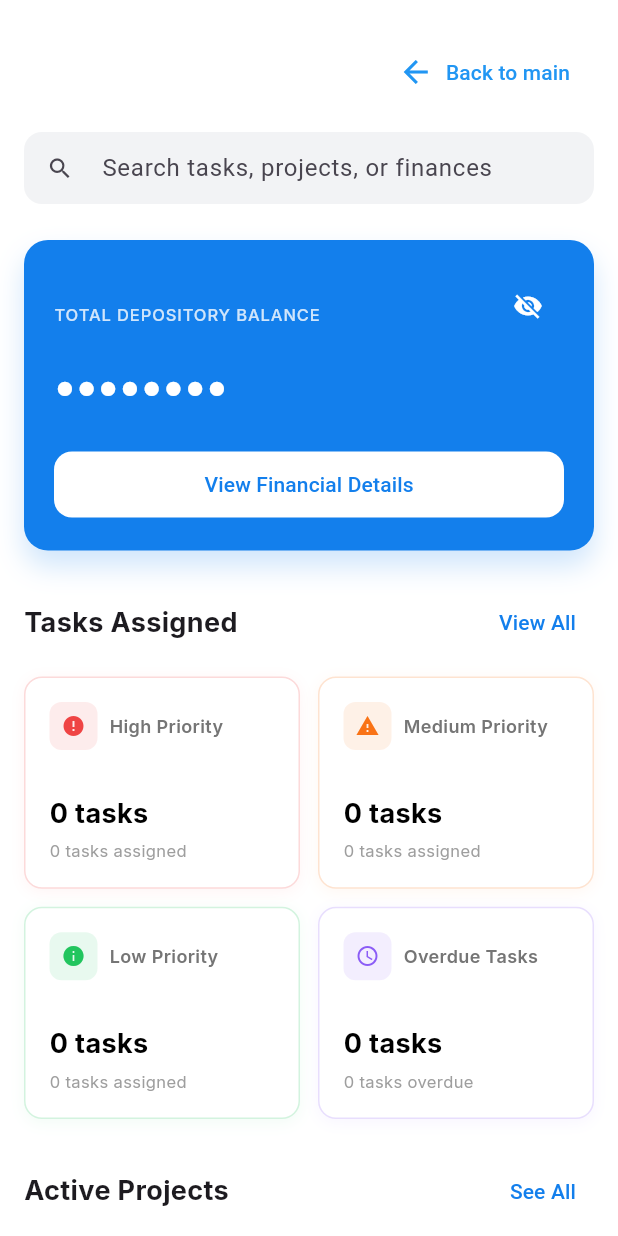
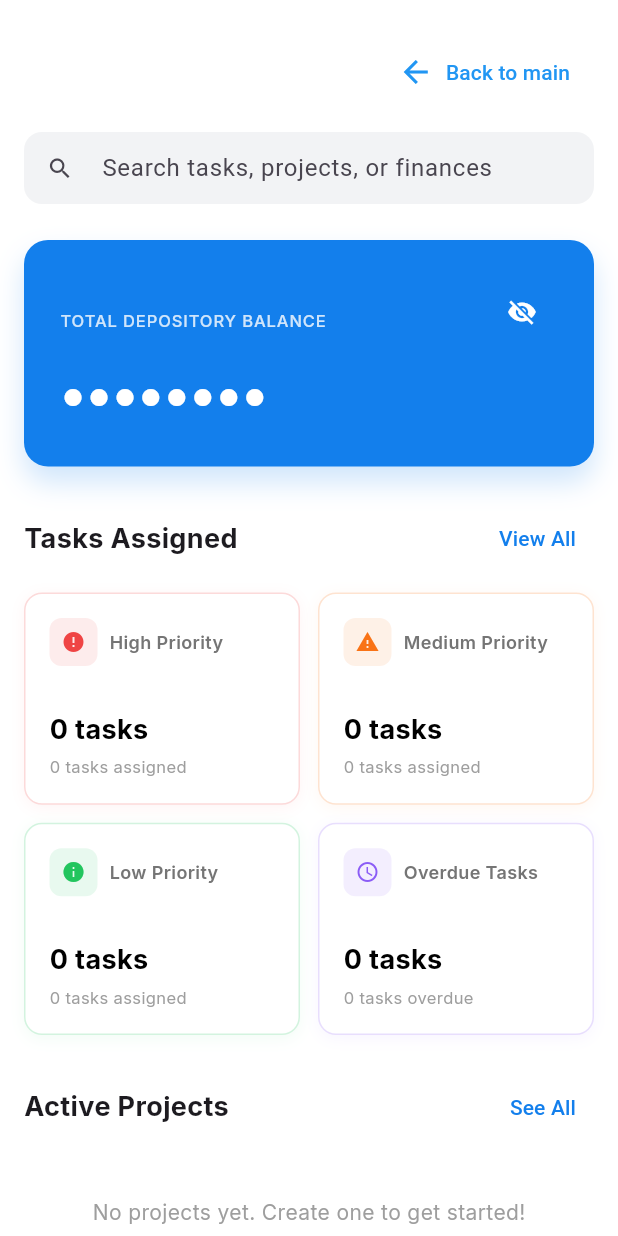
Before and after one commit to aijaee/kamobahala_bscs4b_project, a Flutter app: the OrganizationDashboard screen opened directly with empty values, on a phone screen of 412 x 824 dp. Run offline on Flutter 3.47's test engine with Material 3 defaults, Android fonts, the light colour scheme and no system bars; our stand-ins replace google_fonts, supabase_flutter; accounts and stored records are empty.

Commit message:
Add&Fix: Nap push, added my fixes

```diff
--- a/lib/viewmodels/financial_viewmodel.dart
+++ b/lib/viewmodels/financial_viewmodel.dart
@@ -181,8 +181,7 @@
         .fold<double>(
           0.0,
           (sum, transaction) => sum + getSignedAmount(transaction),
-        )
-        .abs();
+        );
   }
 
   /// Calculate available balance from the organization opening budget and all
@@ -190,6 +189,12 @@
   /// Formula: openingBudget + (Income - Expenses)
   /// This is the true available balance for budget allocation decisions.
   double calculateAvailableBalance(double openingBudget) {
+    final rawBalance = calculateRawDepositoryBalance(openingBudget);
+    return rawBalance < 0 ? 0.0 : rawBalance;
+  }
+
+  /// Raw depository balance, may be negative when expenses exceed funds.
+  double calculateRawDepositoryBalance(double openingBudget) {
     final baseOpeningBudget = _organizationOpeningBudget ?? openingBudget;
     double totalIncome = 0;
     double totalExpenses = 0;
@@ -200,6 +205,11 @@
       final amount = transaction.amount.abs();
 
       if (!isCompletionBookkeeping) {
+        if (_isBudgetAllocationTransaction(transaction)) {
+          totalExpenses += amount;
+          continue;
+        }
+
         if (transaction.isIncome) {
           totalIncome += amount;
         } else {
@@ -208,7 +218,13 @@
       }
     }
 
-    return (baseOpeningBudget + totalIncome - totalExpenses).abs();
+    return baseOpeningBudget + totalIncome - totalExpenses;
+  }
+
+  /// Shared value used by top-level depository cards (Finance and Dashboard).
+  /// Keep both cards on this method to avoid computation drift between screens.
+  double calculateDepositoryCardBalance(double openingBudget) {
+    return calculateRawDepositoryBalance(openingBudget);
   }
 
   double calculateProjectSpent(String projectId, List<Task> projectTasks) {
@@ -244,7 +260,18 @@
       return 0.0;
     }
 
+    if (_isBudgetAllocationTransaction(transaction)) {
+      return -amount;
+    }
+
     return transaction.isIncome ? amount : -amount;
+  }
+
+  bool _isBudgetAllocationTransaction(FinancialTransaction transaction) {
+    final title = transaction.title.toLowerCase();
+    final description = (transaction.description ?? '').toLowerCase();
+    return title.contains('budget allocation') ||
+      description.contains('budget allocated for project');
   }
 
   void _setLoading(bool value) {
--- a/lib/views/dashboard/financial_ledger.dart
+++ b/lib/views/dashboard/financial_ledger.dart
@@ -103,7 +103,7 @@
   Widget _buildBalanceCard() {
     final fallbackOpeningBudget = _toDouble(widget.organization['budget']);
     final currentBalance =
-        _viewModel.calculateAvailableBalance(fallbackOpeningBudget);
+        _viewModel.calculateDepositoryCardBalance(fallbackOpeningBudget);
 
     return Container(
       margin: const EdgeInsets.all(16),
@@ -337,7 +337,7 @@
     FinancialTransaction transaction, {
     bool isProjectChild = false,
   }) {
-    final amount = transaction.isIncome ? transaction.amount : -transaction.amount;
+    final amount = _viewModel.getSignedAmount(transaction);
     final occurredAt = transaction.occurredAt;
     final department =
         (transaction.department?.trim().isNotEmpty ?? false)
--- a/lib/views/dashboard/organization_dashboard.dart
+++ b/lib/views/dashboard/organization_dashboard.dart
@@ -526,11 +526,10 @@
   Widget _buildFinancialCard(BuildContext context) {
     final fallbackOpeningBudget = _toDouble(widget.organization['budget']);
     final currentBalance =
-      _financialViewModel.calculateAvailableBalance(fallbackOpeningBudget);
+        _financialViewModel.calculateDepositoryCardBalance(fallbackOpeningBudget);
 
     return Container(
-      width: double.infinity,
-      padding: const EdgeInsets.all(20),
+      padding: const EdgeInsets.all(24),
       decoration: BoxDecoration(
         color: const Color(0xFF137FEC),
         borderRadius: BorderRadius.circular(16),
@@ -589,32 +588,14 @@
               ),
             ],
           ),
-          const SizedBox(height: 8),
+          const SizedBox(height: 4),
           Text(
-            _balanceHidden
-                ? "••••••••"
-                : _formatCurrency(currentBalance),
+            _balanceHidden ? '••••••••' : _formatCurrency(currentBalance),
             style: GoogleFonts.inter(
               color: Colors.white,
-              fontSize: 30,
+              fontSize: 36,
               fontWeight: FontWeight.bold,
             ),
-          ),
-          const SizedBox(height: 20),
-          ElevatedButton(
-            onPressed: () {
-              // Switch to Finances tab using the callback
-              widget.onTabChange?.call(2);
-            },
-            style: ElevatedButton.styleFrom(
-              backgroundColor: Colors.white,
-              foregroundColor: const Color(0xFF137FEC),
-              minimumSize: const Size(double.infinity, 44),
-              shape: RoundedRectangleBorder(
-                  borderRadius: BorderRadius.circular(12)),
-              elevation: 0,
-            ),
-            child: const Text("View Financial Details"),
           ),
         ],
       ),
@@ -627,11 +608,15 @@
     final whole = parts[0];
     final decimals = parts[1];
     final buffer = StringBuffer();
+
     for (var index = 0; index < whole.length; index++) {
       final reversedIndex = whole.length - index;
       buffer.write(whole[index]);
-      if (reversedIndex > 1 && reversedIndex % 3 == 1) buffer.write(',');
+      if (reversedIndex > 1 && reversedIndex % 3 == 1) {
+        buffer.write(',');
+      }
     }
+
     return '${amount < 0 ? '-₱' : '₱'}${buffer.toString()}.$decimals';
   }
 
--- a/lib/views/projects/new_task_screen.dart
+++ b/lib/views/projects/new_task_screen.dart
@@ -798,7 +798,7 @@
             padding: const EdgeInsets.fromLTRB(16, 8, 16, 12),
             child: Text(
               _deductFromBudget
-                  ? "The estimated expense will be subtracted from the project budget."
+                  ? "The estimated expense will be subtracted from the project budget only (not depository)."
                 : "The income will be added to the depository. Entries are recorded when the project is marked complete.",
               style: GoogleFonts.inter(
                   fontSize: 12, color: const Color(0xFF9CA3AF), height: 1.4),
```
Also changed, not shown: lib/core/services/project_service.dart (+8 -5 lines), lib/viewmodels/organization_dashboard_viewmodel.dart (+2 -15 lines), lib/views/projects/edit_task_screen.dart (+6 -38 lines), lib/views/projects/new_proj_screen.dart (+8 -1 lines).
